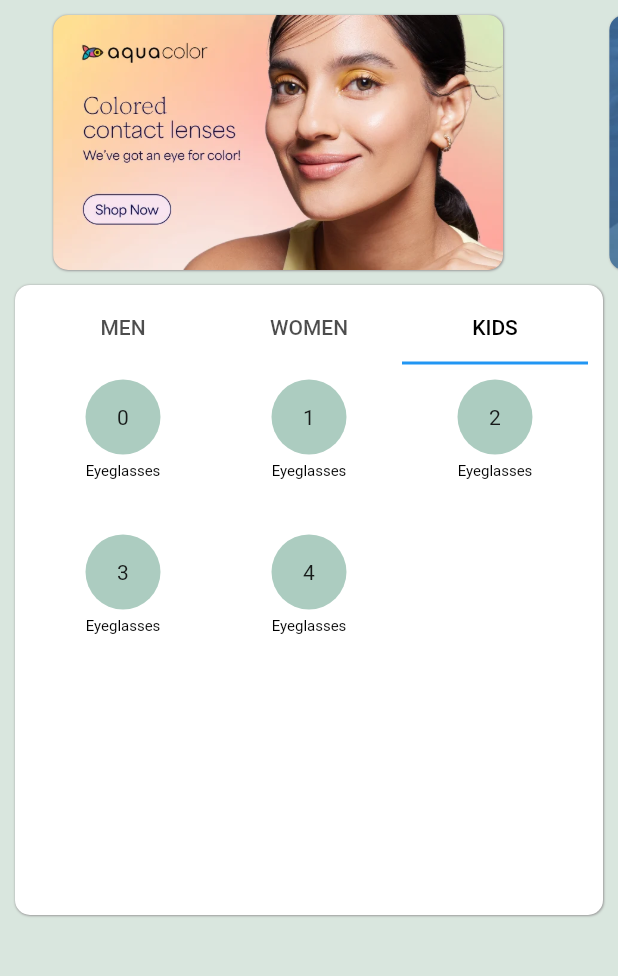
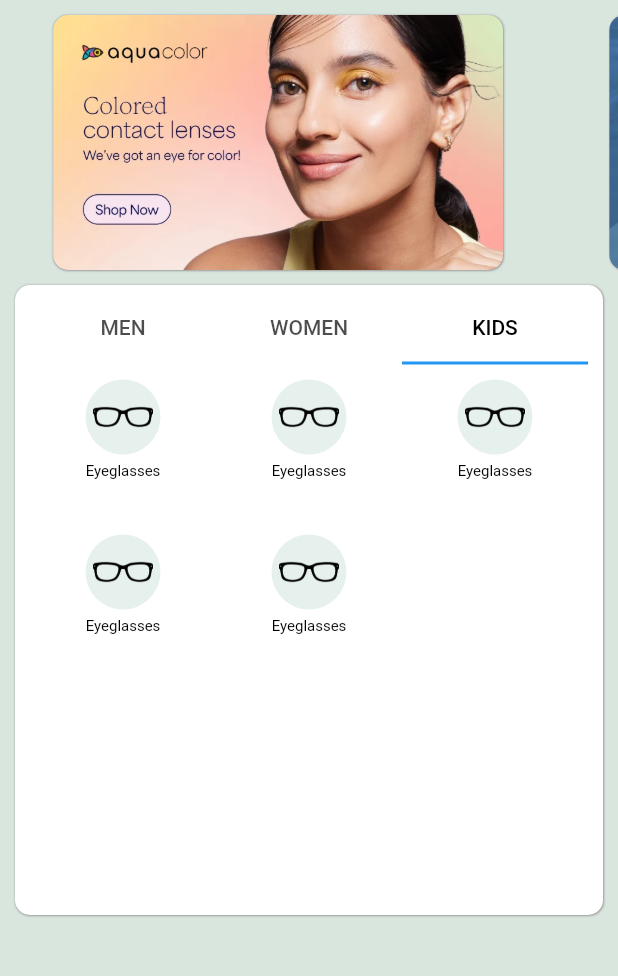
Before and after one commit to ybrut-software/zinotalens, a Flutter app: the screen it shows after launch, tab 3 chosen, on a phone screen of 412 x 824 dp, the part 84-1060 px from its top. Run offline on Flutter 3.47's test engine with Material 2 defaults, Android fonts, the phone set to English and light mode, and no system bars; drawn by our look-alikes of carousel_slider; our stand-ins replace flutter_screenutil.

Commit message:
drawer ui

```diff
--- a/lib/utils/images.dart
+++ b/lib/utils/images.dart
@@ -6,3 +6,8 @@ const banner1 = 'assets/images/banner1.webp';
 const banner2 = 'assets/images/banner2.webp';
 const banner3 = 'assets/images/banner3.webp';
 const banner4 = 'assets/images/banner4.webp';
+const contactLensIcon = 'assets/images/contact_lens_icon.png';
+const computer_glasses_icon = 'assets/images/computer_glasses_icon.png';
+const glasses_icon = 'assets/images/glasses_icon.png';
+const reading_eyeglasses_icon = 'assets/images/reading_eyeglasses_icon.png';
+const sun_glasses_icon = 'assets/images/sun_glasses_icon.png';
--- a/lib/widgets/category_items.dart
+++ b/lib/widgets/category_items.dart
@@ -1,5 +1,6 @@
 import 'package:flutter/material.dart' hide Colors;
 import 'package:zinotalens/pages/product_list_page.dart';
+import 'package:zinotalens/utils/images.dart';
 
 import '../utils/colors.dart';
 
@@ -22,14 +23,15 @@ Widget categoryItems({required int itemCount, required BuildContext context}) =>
                   ),
                 ),
                 child: Container(
+                  padding: EdgeInsets.all(5),
                   height: 50,
                   width: 50,
                   decoration: BoxDecoration(
-                    color: Colors.iconBackgroundColor,
+                    color: Colors.iconBackgroundColor.withOpacity(0.3),
                     shape: BoxShape.circle,
                   ),
                   child: Center(
-                    child: Text("$index"),
+                    child: Image.asset(reading_eyeglasses_icon),
                   ),
                 ),
               ),
--- a/lib/widgets/nevigation_drawer.dart
+++ b/lib/widgets/nevigation_drawer.dart
@@ -7,34 +7,121 @@ Widget navigationDrawer() => Drawer(
       child: ListView(
         children: [
           drawerHeader(),
-          ListTile(
-            leading: Icon(Icons.contact_mail),
-            title: Text(
-              "My order",
-              style: TextStyle(color: Colors.black, fontSize: 16),
+          Container(
+            width: double.infinity,
+            decoration: BoxDecoration(color: Colors.white),
+            child: Column(
+              crossAxisAlignment: CrossAxisAlignment.start,
+              mainAxisSize: MainAxisSize.min,
+              children: [
+                Container(
+                  width: double.infinity,
+                  height: 50,
+                  child: ElevatedButton.icon(
+                      onPressed: () {},
+                      style: buttonStyle(),
+                      icon: icon(Icons.shopping_bag_rounded),
+                      label: Padding(
+                        padding: EdgeInsets.only(left: 14),
+                        child: Text(
+                          "My Order",
+                          style: textStyle(),
                         ),
+                      )),
                 ),
-          ListTile(
-            leading: Icon(Icons.contact_mail),
-            title: Text(
-              "My order",
-              style: TextStyle(color: Colors.black, fontSize: 16),
+                Container(
+                  width: double.infinity,
+                  height: 50,
+                  child: ElevatedButton.icon(
+                      onPressed: () {},
+                      style: buttonStyle(),
+                      icon: icon(Icons.notifications),
+                      label: Padding(
+                        padding: EdgeInsets.only(left: 14),
+                        child: Text(
+                          "Notification",
+                          style: textStyle(),
                         ),
+                      )),
                 ),
-          ListTile(
-            leading: Icon(Icons.contact_mail),
-            title: Text(
-              "My order",
-              style: TextStyle(color: Colors.black, fontSize: 16),
+                Container(
+                  width: double.infinity,
+                  height: 50,
+                  child: ElevatedButton.icon(
+                      onPressed: () {},
+                      style: buttonStyle(),
+                      icon: icon(Icons.domain),
+                      label: Padding(
+                        padding: EdgeInsets.only(left: 14),
+                        child: Text(
+                          "My Address",
+                          style: textStyle(),
                         ),
+                      )),
                 ),
-          ListTile(
-            leading: Icon(Icons.contact_mail),
-            title: Text(
-              "My order",
-              style: TextStyle(color: Colors.black, fontSize: 16),
+                Container(
+                  width: double.infinity,
+                  height: 50,
+                  child: ElevatedButton.icon(
+                      onPressed: () {},
+                      style: buttonStyle(),
+                      icon: icon(Icons.assignment),
+                      label: Padding(
+                        padding: EdgeInsets.only(left: 14),
+                        child: Text(
+                          "My Prescriptions",
+                          style: textStyle(),
                         ),
+                      )),
                 ),
+                Container(
+                  width: double.infinity,
+                  height: 50,
+                  child: ElevatedButton.icon(
+                      onPressed: () {},
+                      style: buttonStyle(),
+                      icon: icon(Icons.question_mark),
+                      label: Padding(
+                        padding: EdgeInsets.only(left: 14),
+                        child: Text(
+                          "FAQ",
+                          style: textStyle(),
+                        ),
+                      )),
+                ),
+                Container(
+                  width: double.infinity,
+                  height: 50,
+                  child: ElevatedButton.icon(
+                      onPressed: () {},
+                      style: buttonStyle(),
+                      icon: icon(Icons.contact_support_sharp),
+                      label: Padding(
+                        padding: EdgeInsets.only(left: 14),
+                        child: Text(
+                          "Contact us",
+                          style: textStyle(),
+                        ),
+                      )),
+                ),
+                Container(
+                  width: double.infinity,
+                  height: 50,
+                  child: ElevatedButton.icon(
+                      onPressed: () {},
+                      style: buttonStyle(),
+                      icon: icon(Icons.info),
+                      label: Padding(
+                        padding: EdgeInsets.only(left: 14),
+                        child: Text(
+                          "About us",
+                          style: textStyle(),
+                        ),
+                      )),
+                ),
+              ],
+            ),
+          )
         ],
       ),
     );
@@ -59,6 +146,23 @@ Widget drawerHeader() => DrawerHeader(
       ),
     );
 
+Icon icon(IconData icon) => Icon(
+      icon,
+      color: Colors.black.withOpacity(0.7),
+      size: 24,
+    );
+
+TextStyle textStyle() =>
+    TextStyle(color: Colors.black.withOpacity(0.7), fontSize: 14);
+
+ButtonStyle buttonStyle() => ButtonStyle(
+    shape: MaterialStateProperty.all(
+        RoundedRectangleBorder(borderRadius: BorderRadius.circular(0))),
+    alignment: Alignment.centerLeft,
+    shadowColor: MaterialStateProperty.all(Colors.transparent),
+    overlayColor: MaterialStateProperty.all(Colors.gray.withOpacity(0.3)),
+    backgroundColor: MaterialStateProperty.all(Colors.white));
+
 Widget profileViewHolder() => Container(
       width: 65,
       height: 65,
--- a/pubspec.yaml
+++ b/pubspec.yaml
@@ -69,6 +69,11 @@ flutter:
     - assets/images/banner4.webp
     - assets/images/frame2.jpg
     - assets/images/frame4.jpg
+    - assets/images/contact_lens_icon.png
+    - assets/images/computer_glasses_icon.png
+    - assets/images/glasses_icon.png
+    - assets/images/reading_eyeglasses_icon.png
+    - assets/images/sun_glasses_icon.png
 
   # An image asset can refer to one or more resolution-specific "variants", see
   # https://flutter.dev/assets-and-images/#resolution-aware
```
Also changed, not shown: assets/images/computer_glasses_icon.png (added), assets/images/contact_lens_icon.png (added), assets/images/glasses_icon.png (added), assets/images/reading_eyeglasses_icon.png (added), assets/images/sun_glasses_icon.png (added). Lines whose indentation alone changed are shown as unchanged.
